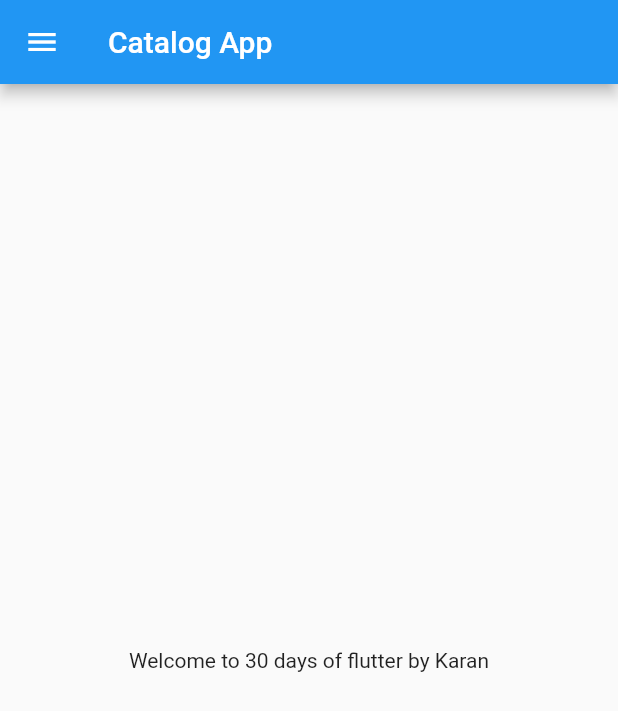
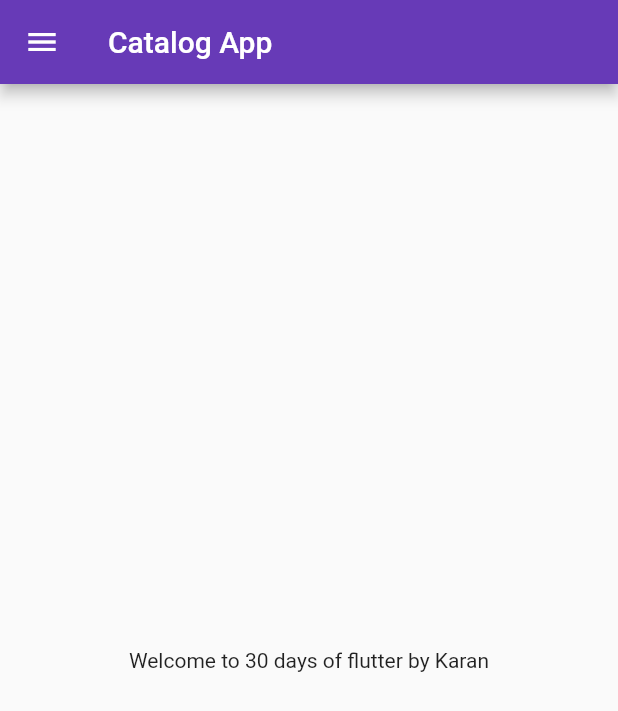
Before and after one commit to karanbora79/30daysofFlutter, a Flutter app: the screen it shows after launch, on a phone screen of 412 x 824 dp. Shown: the top 711 px of the screen. Run offline on Flutter 3.47's test engine with Material 2 defaults, Android fonts, the phone set to English and light mode, and no system bars.

Commit message:
Day 3 Completed

```diff
--- a/lib/main.dart
+++ b/lib/main.dart
@@ -1,5 +1,6 @@
 import 'package:flutter/material.dart';
-import 'package:flutter_catalogue/home_page.dart';
+import 'package:flutter_catalogue/pages/home_page.dart';
+import 'package:flutter_catalogue/pages/login_page.dart';
 
 void main() {
   runApp(MyApp());
@@ -19,7 +20,19 @@ class MyApp extends StatelessWidget {
     // final vs const..... if final have any list the we can add something to that list
     // $ string interpolation
     return MaterialApp(
-      home: HomePage(),
+      // home: HomePage(),
+      // themeMode: ThemeMode.dark,
+      theme: ThemeData(primarySwatch: Colors.deepPurple),
+      darkTheme: ThemeData(
+        brightness: Brightness.dark,
+        primarySwatch: Colors.deepPurple,
+      ),
+      initialRoute: "/home", // by default its value is home
+      routes: {
+        "/": (context) => LoginPage(),
+        "/home": (context) => HomePage(),
+        "/login": (context) => LoginPage(),
+      },
     );
   }
 }
```
Also changed, not shown: lib/pages/login_page.dart (added, +21 -0 lines), lib/pages/home_page.dart (renamed from lib/home_page.dart).
